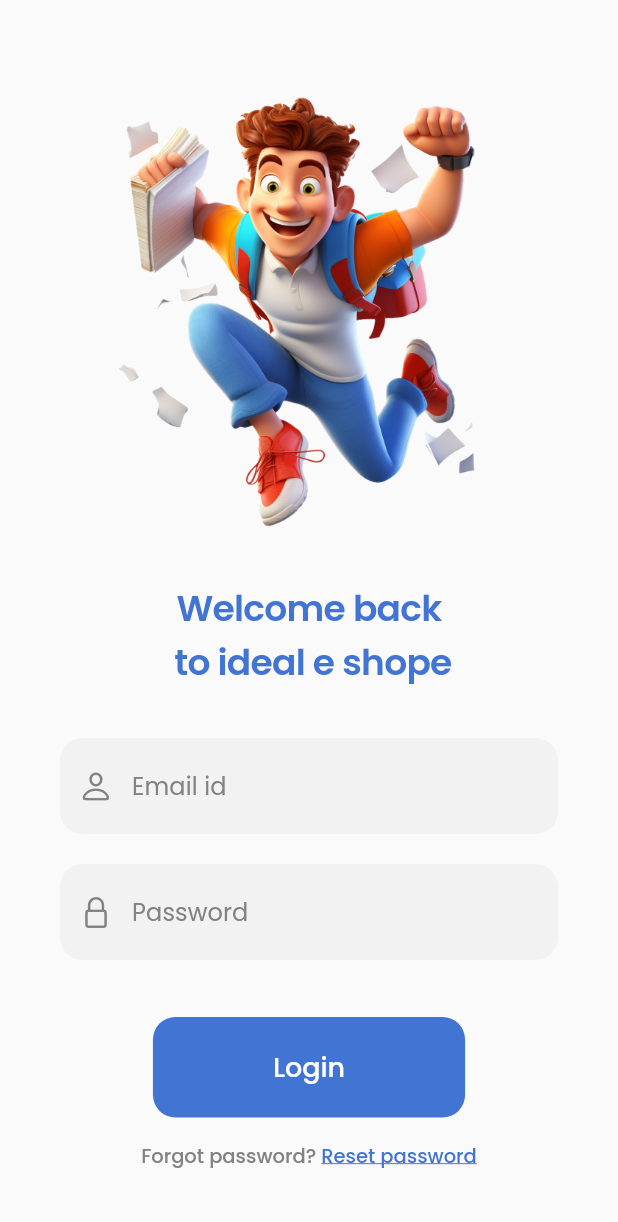
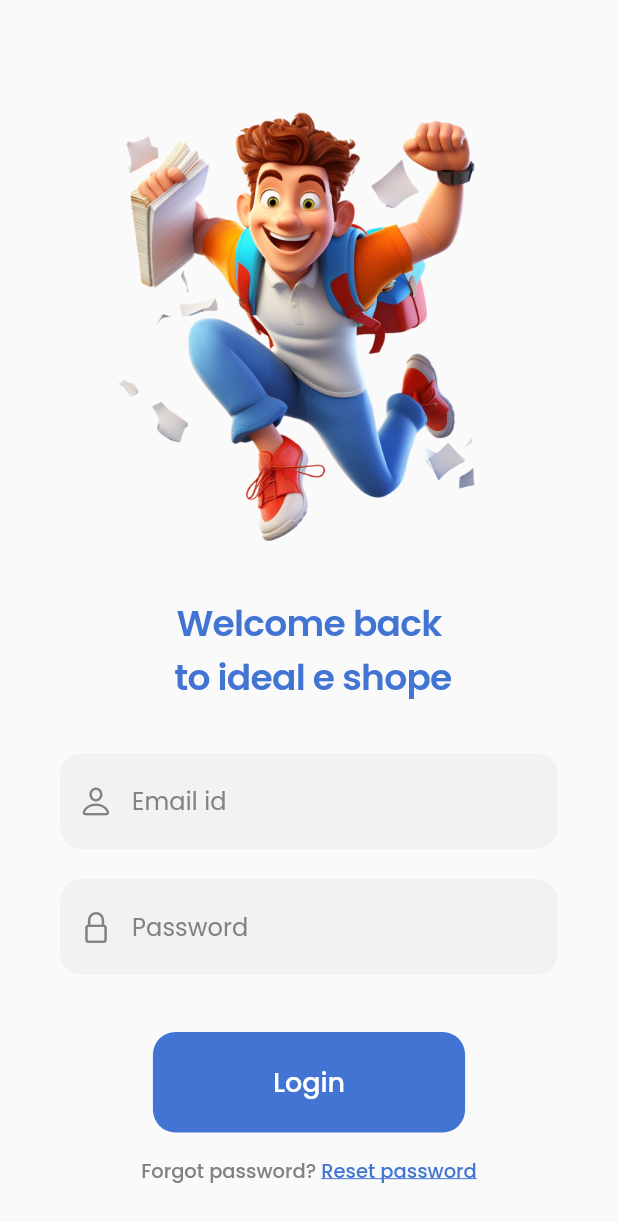
Before and after one commit to Irfan-kc/ideal_promoter, a Flutter app: the screen it shows after launch, on a phone screen of 412 x 824 dp. Shown: the top 1222 px of the screen. Run offline on Flutter 3.47's test engine with Material 2 defaults, Android fonts, the phone set to English and light mode, and no system bars.

Commit message:
login page focus node set commit

```diff
--- a/lib/main.dart
+++ b/lib/main.dart
@@ -17,7 +17,7 @@ class MyApp extends StatelessWidget {
         fontFamily: 'Poppins',
         textTheme: Theme.of(context).textTheme.apply(fontFamily: 'Poppins'),
       ),
-      home: const LoginPage(),
+      home: LoginPage(),
     );
   }
 }
--- a/lib/view/screen/login_page/login_page.dart
+++ b/lib/view/screen/login_page/login_page.dart
@@ -7,7 +7,10 @@ import 'package:ideal_promoter/view/widget/custom_textfield.dart';
 import 'package:ideal_promoter/view/widget/height_and_width.dart';
 
 class LoginPage extends StatelessWidget {
-  const LoginPage({super.key});
+  LoginPage({super.key});
+
+  final FocusNode email = FocusNode();
+  final FocusNode password = FocusNode();
 
   @override
   Widget build(BuildContext context) {
@@ -18,7 +21,7 @@ class LoginPage extends StatelessWidget {
           child: Column(
             children: [
               const Padding(
-                padding: EdgeInsets.fromLTRB(20, 20, 20, 0),
+                padding: EdgeInsets.fromLTRB(20, 30, 20, 0),
                 child: Image(
                     image: AssetImage('assets/images/stunning_3D_cartoon.png')),
               ),
@@ -29,17 +32,23 @@ class LoginPage extends StatelessWidget {
                 style: AppTextStyle.h2,
               ),
               const KHeight(32),
-              const CustomTextField(
-                padding: EdgeInsets.only(left: 20, right: 20),
+              CustomTextField(
+                focusNode: email,
+                padding: const EdgeInsets.only(left: 20, right: 20),
                 hintText: 'Email id',
                 prefixIcon: CupertinoIcons.person,
                 keyboardType: TextInputType.emailAddress,
+                onfieldSubmited: (value) {
+                  FocusScope.of(context).requestFocus(password);
+                },
               ),
               const KHeight(20),
-              const CustomTextField(
-                padding: EdgeInsets.only(left: 20, right: 20),
+              CustomTextField(
+                padding: const EdgeInsets.only(left: 20, right: 20),
                 hintText: 'Password',
                 prefixIcon: CupertinoIcons.lock,
+                isPasword: true,
+                focusNode: password,
               ),
               const KHeight(38),
               MediumButton(
--- a/lib/view/screen/splash_screen/splash_screen.dart
+++ b/lib/view/screen/splash_screen/splash_screen.dart
@@ -11,7 +11,7 @@ class SplashScreen extends StatelessWidget {
     Timer(
         const Duration(seconds: 5),
         () => Navigator.pushReplacement(
-            context, MaterialPageRoute(builder: (_) => const LoginPage())));
+            context, MaterialPageRoute(builder: (_) => LoginPage())));
     return const Scaffold(
       body: Padding(
         padding: EdgeInsets.all(20),
--- a/lib/view/widget/custom_textfield.dart
+++ b/lib/view/widget/custom_textfield.dart
@@ -8,6 +8,8 @@ class CustomTextField extends StatefulWidget {
   final void Function(String value)? onChanged;
   final TextInputType? keyboardType;
   final EdgeInsetsGeometry? padding;
+  final FocusNode? focusNode;
+  final void Function(String value)? onfieldSubmited;
 
   const CustomTextField(
       {super.key,
@@ -17,7 +19,9 @@ class CustomTextField extends StatefulWidget {
       this.isPasword,
       this.onChanged,
       this.keyboardType,
-      this.padding});
+      this.padding,
+      this.focusNode,
+      this.onfieldSubmited});
 
   @override
   State<CustomTextField> createState() => _CustomTextFieldState();
@@ -61,6 +65,8 @@ class _CustomTextFieldState extends State<CustomTextField> {
         onChanged: widget.onChanged,
         obscureText: widget.isPasword ?? false,
         keyboardType: widget.keyboardType,
+        focusNode: widget.focusNode,
+        onFieldSubmitted: widget.onfieldSubmited,
       ),
     );
   }
```
